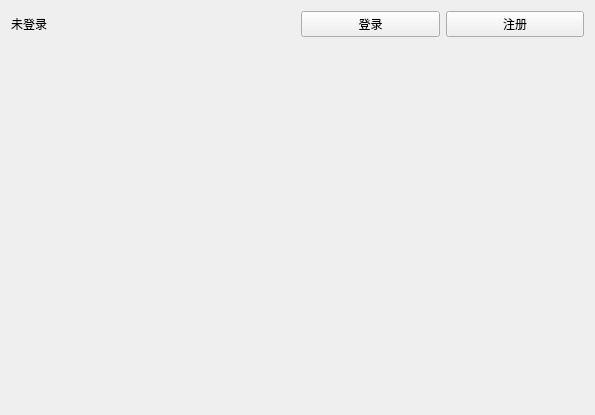
Before: the Qt Designer form FlightTicketClient/pages/ProfilePage/ProfilePage.ui in n-ss1m-1/FlightTicketSystem, drawn with Qt 5.
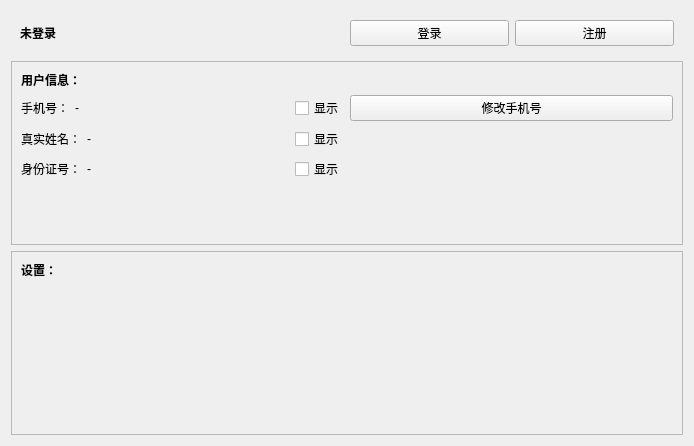
After: the same form once the commit is applied.

Commit message: 新增个人信息显示

Patch:
```diff
--- a/FlightTicketClient/pages/ProfilePage/ProfilePage.ui
+++ b/FlightTicketClient/pages/ProfilePage/ProfilePage.ui
@@ -6,8 +6,8 @@
    <rect>
     <x>0</x>
     <y>0</y>
-    <width>595</width>
-    <height>415</height>
+    <width>694</width>
+    <height>446</height>
    </rect>
   </property>
   <property name="windowTitle">
@@ -15,18 +15,36 @@
   </property>
   <layout class="QVBoxLayout" name="verticalLayout_2">
    <item>
-    <layout class="QHBoxLayout" name="horizontalLayout">
+    <widget class="QWidget" name="widget" native="true">
+     <property name="sizePolicy">
+      <sizepolicy hsizetype="Preferred" vsizetype="Maximum">
+       <horstretch>0</horstretch>
+       <verstretch>0</verstretch>
+      </sizepolicy>
+     </property>
+     <layout class="QHBoxLayout" name="horizontalLayout" stretch="1,1">
      <item>
       <widget class="QLabel" name="lblStatus">
+        <property name="font">
+         <font>
+          <bold>true</bold>
+         </font>
+        </property>
        <property name="text">
         <string>未登录</string>
        </property>
       </widget>
      </item>
      <item>
-      <layout class="QHBoxLayout" name="horizontalLayout_2">
+       <layout class="QHBoxLayout" name="horizontalLayout_2" stretch="1,1">
        <item>
         <widget class="QPushButton" name="btnLogin">
+          <property name="sizePolicy">
+           <sizepolicy hsizetype="Preferred" vsizetype="Fixed">
+            <horstretch>0</horstretch>
+            <verstretch>0</verstretch>
+           </sizepolicy>
+          </property>
          <property name="text">
           <string>登录</string>
          </property>
@@ -34,6 +52,12 @@
        </item>
        <item>
         <widget class="QPushButton" name="btnRegister">
+          <property name="sizePolicy">
+           <sizepolicy hsizetype="Preferred" vsizetype="Fixed">
+            <horstretch>0</horstretch>
+            <verstretch>0</verstretch>
+           </sizepolicy>
+          </property>
          <property name="text">
           <string>注册</string>
          </property>
@@ -42,6 +66,159 @@
       </layout>
      </item>
     </layout>
+    </widget>
+   </item>
+   <item>
+    <widget class="QFrame" name="frame">
+     <property name="frameShape">
+      <enum>QFrame::Shape::StyledPanel</enum>
+     </property>
+     <property name="frameShadow">
+      <enum>QFrame::Shadow::Raised</enum>
+     </property>
+     <layout class="QVBoxLayout" name="verticalLayout_5" stretch="0,0,0">
+      <item>
+       <widget class="QLabel" name="label">
+        <property name="font">
+         <font>
+          <bold>true</bold>
+         </font>
+        </property>
+        <property name="text">
+         <string>用户信息：</string>
+        </property>
+       </widget>
+      </item>
+      <item>
+       <layout class="QGridLayout" name="gridLayout">
+        <item row="0" column="1">
+         <widget class="QPushButton" name="btnChangePhone">
+          <property name="sizePolicy">
+           <sizepolicy hsizetype="Preferred" vsizetype="Fixed">
+            <horstretch>0</horstretch>
+            <verstretch>0</verstretch>
+           </sizepolicy>
+          </property>
+          <property name="text">
+           <string>修改手机号</string>
+          </property>
+         </widget>
+        </item>
+        <item row="2" column="0">
+         <layout class="QHBoxLayout" name="horizontalLayout_11">
+          <item>
+           <widget class="QLabel" name="lblIdCard">
+            <property name="sizePolicy">
+             <sizepolicy hsizetype="Maximum" vsizetype="Preferred">
+              <horstretch>0</horstretch>
+              <verstretch>0</verstretch>
+             </sizepolicy>
+            </property>
+            <property name="text">
+             <string>身份证号：</string>
+            </property>
+           </widget>
+          </item>
+          <item>
+           <widget class="QLabel" name="lblIdCardValue">
+            <property name="text">
+             <string>-</string>
+            </property>
+           </widget>
+          </item>
+          <item>
+           <widget class="QCheckBox" name="cbShowIdCard">
+            <property name="sizePolicy">
+             <sizepolicy hsizetype="Maximum" vsizetype="Fixed">
+              <horstretch>0</horstretch>
+              <verstretch>0</verstretch>
+             </sizepolicy>
+            </property>
+            <property name="text">
+             <string>显示</string>
+            </property>
+           </widget>
+          </item>
+         </layout>
+        </item>
+        <item row="1" column="0">
+         <layout class="QHBoxLayout" name="horizontalLayout_10">
+          <item>
+           <widget class="QLabel" name="lblRealName">
+            <property name="sizePolicy">
+             <sizepolicy hsizetype="Maximum" vsizetype="Preferred">
+              <horstretch>0</horstretch>
+              <verstretch>0</verstretch>
+             </sizepolicy>
+            </property>
+            <property name="text">
+             <string>真实姓名：</string>
+            </property>
+           </widget>
+          </item>
+          <item>
+           <widget class="QLabel" name="lblRealNameValue">
+            <property name="text">
+             <string>-</string>
+            </property>
+           </widget>
+          </item>
+          <item>
+           <widget class="QCheckBox" name="cbShowRealName">
+            <property name="sizePolicy">
+             <sizepolicy hsizetype="Maximum" vsizetype="Fixed">
+              <horstretch>0</horstretch>
+              <verstretch>0</verstretch>
+             </sizepolicy>
+            </property>
+            <property name="layoutDirection">
+             <enum>Qt::LayoutDirection::LeftToRight</enum>
+            </property>
+            <property name="text">
+             <string>显示</string>
+            </property>
+           </widget>
+          </item>
+         </layout>
+        </item>
+        <item row="0" column="0">
+         <layout class="QHBoxLayout" name="horizontalLayout_9">
+          <item>
+           <widget class="QLabel" name="lblPhone">
+            <property name="sizePolicy">
+             <sizepolicy hsizetype="Maximum" vsizetype="Preferred">
+              <horstretch>0</horstretch>
+              <verstretch>0</verstretch>
+             </sizepolicy>
+            </property>
+            <property name="text">
+             <string>手机号：</string>
+            </property>
+           </widget>
+          </item>
+          <item>
+           <widget class="QLabel" name="lblPhoneValue">
+            <property name="text">
+             <string>-</string>
+            </property>
+           </widget>
+          </item>
+          <item>
+           <widget class="QCheckBox" name="cbShowPhone">
+            <property name="sizePolicy">
+             <sizepolicy hsizetype="Maximum" vsizetype="Fixed">
+              <horstretch>0</horstretch>
+              <verstretch>0</verstretch>
+             </sizepolicy>
+            </property>
+            <property name="text">
+             <string>显示</string>
+            </property>
+           </widget>
+          </item>
+         </layout>
+        </item>
+       </layout>
    </item>
    <item>
     <spacer name="verticalSpacer">
@@ -55,6 +232,46 @@
       </size>
      </property>
     </spacer>
+      </item>
+     </layout>
+    </widget>
+   </item>
+   <item>
+    <widget class="QFrame" name="frame_2">
+     <property name="frameShape">
+      <enum>QFrame::Shape::StyledPanel</enum>
+     </property>
+     <property name="frameShadow">
+      <enum>QFrame::Shadow::Raised</enum>
+     </property>
+     <layout class="QVBoxLayout" name="verticalLayout_3">
+      <item>
+       <widget class="QLabel" name="label_2">
+        <property name="font">
+         <font>
+          <bold>true</bold>
+         </font>
+        </property>
+        <property name="text">
+         <string>设置：</string>
+        </property>
+       </widget>
+      </item>
+      <item>
+       <spacer name="verticalSpacer_2">
+        <property name="orientation">
+         <enum>Qt::Orientation::Vertical</enum>
+        </property>
+        <property name="sizeHint" stdset="0">
+         <size>
+          <width>20</width>
+          <height>40</height>
+         </size>
+        </property>
+       </spacer>
+      </item>
+     </layout>
+    </widget>
    </item>
   </layout>
  </widget>
```
Lines whose indentation alone changed are shown as unchanged. The commit also changes 4 other files.
